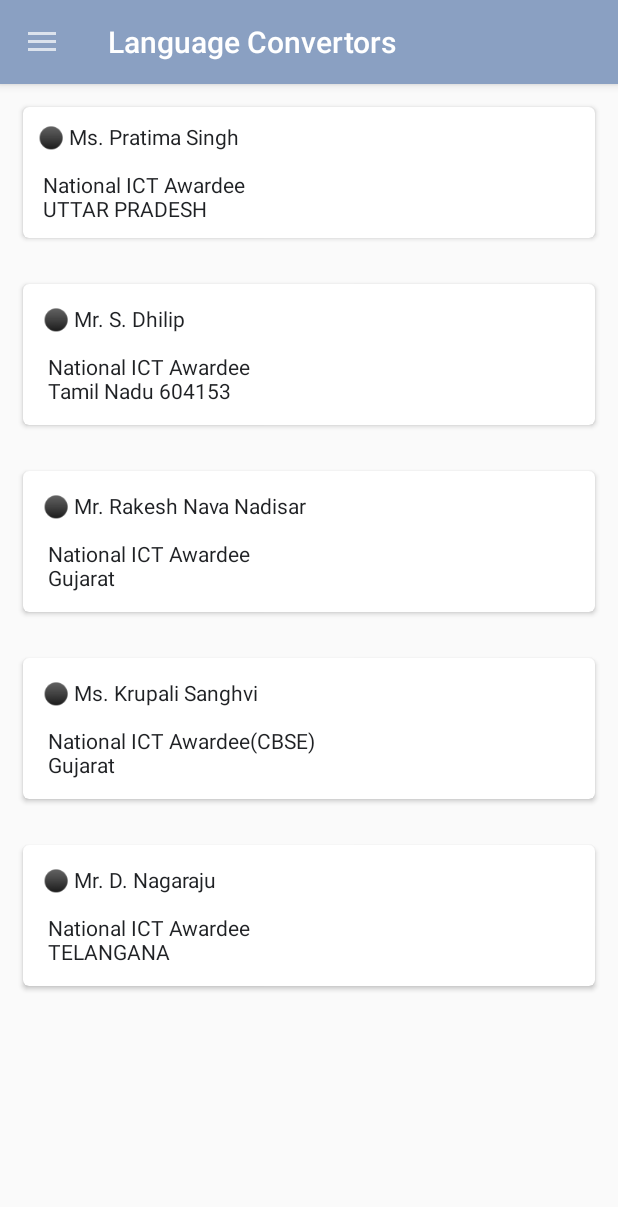
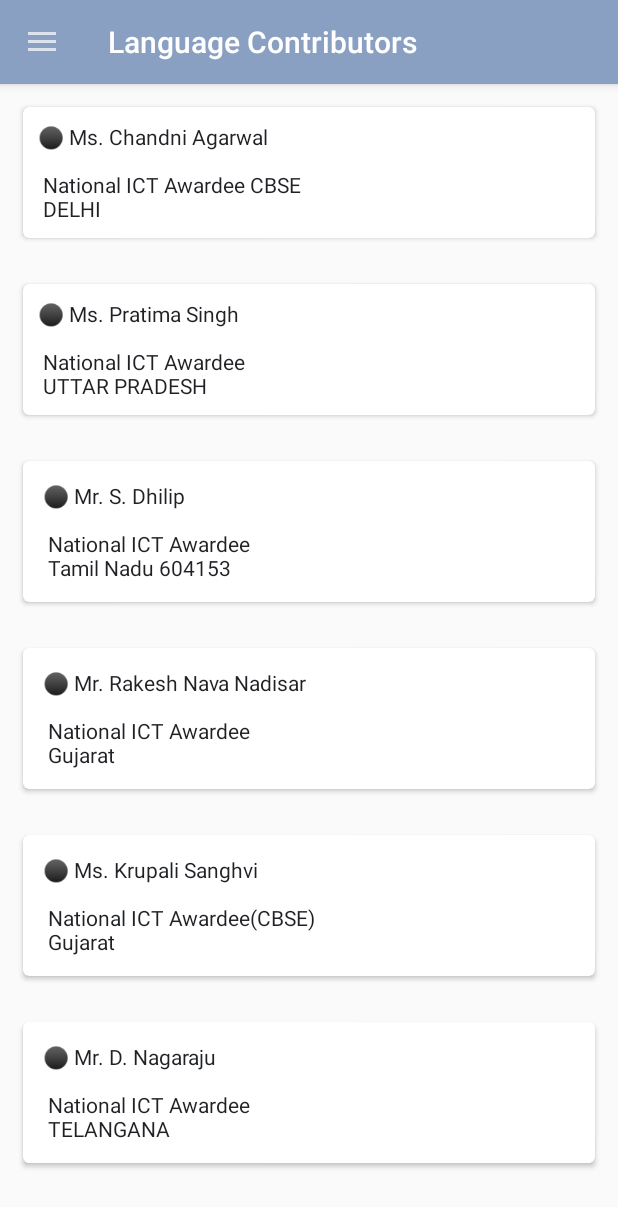
Before and after one commit to Pranavjain23/CyberSecurity, an Android app: the fragment LanguageConvertFragment placed in its activity, on a phone screen of 412 x 824 dp. Shown: the top 1207 px of the screen. Run offline under Robolectric (Android 15) with nearby library versions, the phone set to English and light mode, and no system bars.

Commit message:
app final

```diff
--- a/app/src/main/java/com/csao/cybersecurity/fragment/LanguaeConvertFragment.kt
+++ b/app/src/main/java/com/csao/cybersecurity/fragment/LanguaeConvertFragment.kt
@@ -18,7 +18,7 @@ class LanguageConvertFragment : Fragment() {
         // Inflate the layout for this fragment
         val view= inflater.inflate(R.layout.fragment_language_convert, container, false)
 
-        getActionBar()?.setTitle("Language Convertors");
+        getActionBar()?.setTitle("Language Contributors");
 
         return view
     }
--- a/app/src/main/res/layout/fragment_language_convert.xml
+++ b/app/src/main/res/layout/fragment_language_convert.xml
@@ -11,6 +11,27 @@
         android:layout_height="wrap_content"
         android:layout_marginBottom="20dp"
         android:orientation="vertical">
+        <androidx.cardview.widget.CardView
+            android:layout_width="match_parent"
+            android:layout_height="wrap_content"
+            android:layout_margin="15dp"
+            app:cardCornerRadius="4dp">
+
+            <RelativeLayout
+                android:layout_width="wrap_content"
+                android:layout_height="wrap_content"
+                android:padding="10dp">
+                <TextView
+                    android:layout_width="match_parent"
+                    android:layout_height="wrap_content"
+                    android:textSize="14sp"
+                    android:background="@android:color/white"
+                    android:text="⚫ Ms. Chandni Agarwal \n\n National ICT Awardee CBSE \n DELHI"
+                    android:textColor="@color/colorPrimaryDark"/>
+
+            </RelativeLayout>
+
+        </androidx.cardview.widget.CardView>
 
         <androidx.cardview.widget.CardView
             android:layout_width="match_parent"
```
